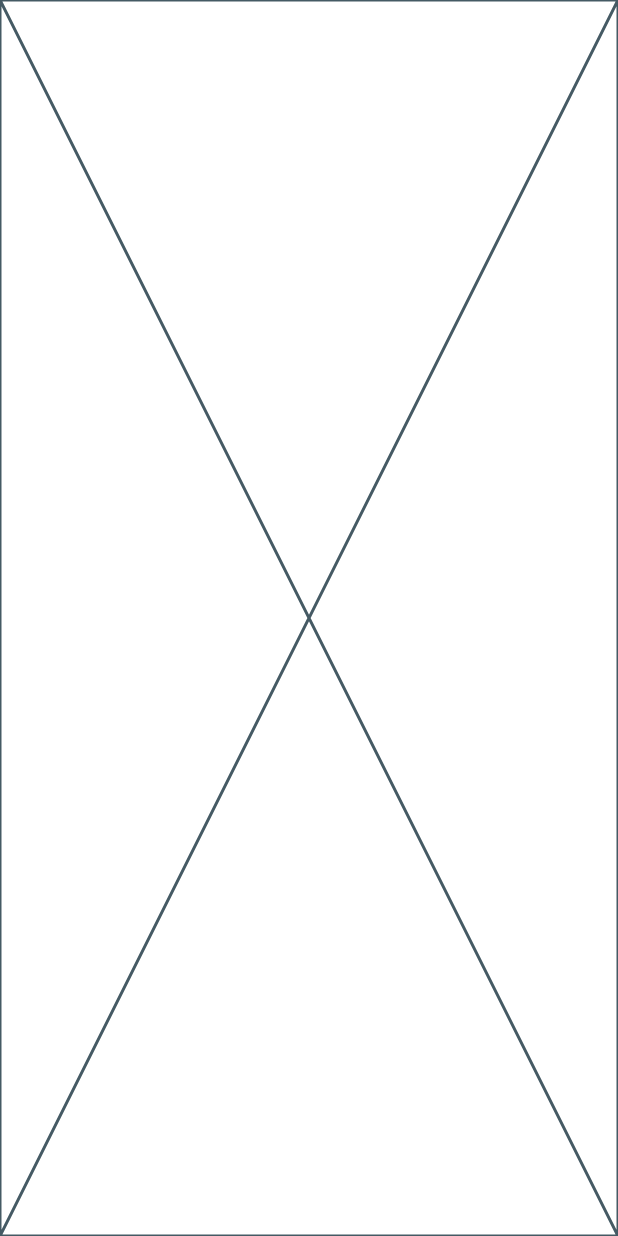
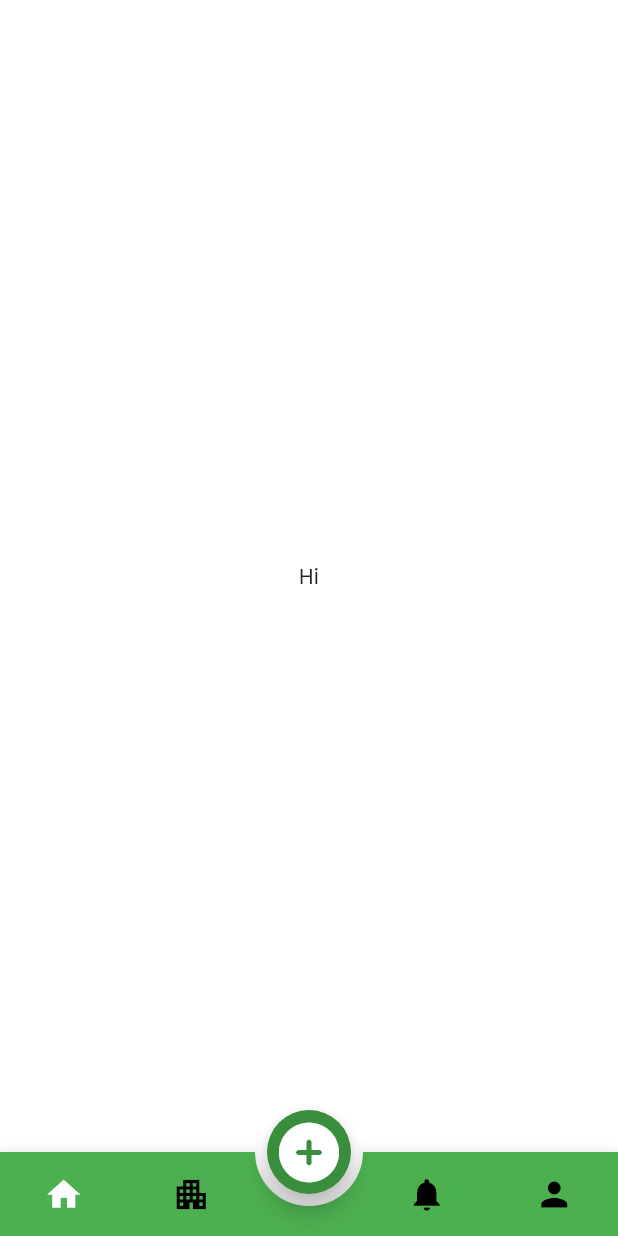
Before and after one commit to Kiran-Chaitu/GiftIt, a Flutter app: the screen it shows after launch, on a phone screen of 412 x 824 dp. Run offline on Flutter 3.47's test engine with Material 3 defaults, Android fonts, the phone set to English and light mode, and no system bars; drawn by our look-alikes of animated_bottom_navigation_bar; our stand-ins replace bloc, flutter_bloc, flutter_screenutil, font_awesome_flutter.

Commit message:
Add Bottom Nav Bar

```diff
--- /dev/null
+++ b/Frontend/giftit/lib/bloc/bottom_bar_cubit.dart
@@ -0,0 +1,9 @@
+import 'package:bloc/bloc.dart';
+
+class BottomBarCubit extends Cubit<int> {
+  BottomBarCubit() : super(0);
+
+  void changeIndex(int index) {
+    emit(index);
+  }
+}
--- a/Frontend/giftit/lib/configs/routes/routes.dart
+++ b/Frontend/giftit/lib/configs/routes/routes.dart
@@ -1,6 +1,7 @@
 import 'package:flutter/material.dart';
 import 'package:giftit/configs/routes/route_names.dart';
 import 'package:giftit/views/Bottom_Nav_Bar/bottom_nav_bar.dart';
+import 'package:giftit/views/widgets/dummy_screen.dart';
 
 class Routes {
   static Route<dynamic> generateRoute(RouteSettings settings) {
@@ -8,6 +9,9 @@ class Routes {
       case RoutesNames.home:
         return MaterialPageRoute(
             builder: (BuildContext context) => BottomNavBar());
+      case RoutesNames.dummy:
+        return MaterialPageRoute(
+            builder: (BuildContext context) => DummyScreen());
       default :
         return MaterialPageRoute(builder: (_) {
           return const Scaffold(
--- a/Frontend/giftit/lib/configs/themes/app_theme.dart
+++ b/Frontend/giftit/lib/configs/themes/app_theme.dart
@@ -28,7 +28,7 @@
     bottomNavigationBarTheme: const BottomNavigationBarThemeData(
       backgroundColor: Colors.white,
       selectedItemColor: AppColors.primaryGreen,
-        unselectedItemColor: AppColors.subtitleGray,
+      unselectedItemColor: AppColors.primaryGreen,
       selectedLabelStyle: TextStyle(fontWeight: FontWeight.w600),
       unselectedLabelStyle: TextStyle(fontWeight: FontWeight.w400),
     ),
--- a/Frontend/giftit/lib/main.dart
+++ b/Frontend/giftit/lib/main.dart
@@ -1,4 +1,6 @@
 import 'package:flutter/material.dart';
+import 'package:flutter_bloc/flutter_bloc.dart';
+import 'package:giftit/bloc/bottom_bar_cubit.dart';
 import 'package:giftit/configs/routes/route_names.dart';
 import 'package:giftit/configs/routes/routes.dart';
 import 'package:giftit/configs/themes/app_theme.dart';
@@ -11,10 +13,16 @@
   const MyApp({super.key});
   @override
   Widget build(BuildContext context) {
-    return MaterialApp(
-      theme: AppTheme.appTheme,
-      initialRoute: RoutesNames.home,
-      onGenerateRoute: Routes.generateRoute,
+    return MultiBlocProvider(
+      providers: [
+        BlocProvider(create: (_) => BottomBarCubit()),
+      ],
+      child: MaterialApp(
+        debugShowCheckedModeBanner: false,
+        theme: AppTheme.appTheme,
+        initialRoute: RoutesNames.home,
+        onGenerateRoute: Routes.generateRoute,
+      ),
     );
   }
 }
--- a/Frontend/giftit/lib/views/Bottom_Nav_Bar/bottom_nav_bar.dart
+++ b/Frontend/giftit/lib/views/Bottom_Nav_Bar/bottom_nav_bar.dart
@@ -1,4 +1,11 @@
+import 'package:animated_bottom_navigation_bar/animated_bottom_navigation_bar.dart';
 import 'package:flutter/material.dart';
+import 'package:flutter_bloc/flutter_bloc.dart';
+import 'package:font_awesome_flutter/font_awesome_flutter.dart';
+import 'package:giftit/bloc/bottom_bar_cubit.dart';
+import 'package:giftit/configs/colors/app_colors.dart';
+import 'package:giftit/configs/routes/route_names.dart';
+import 'package:giftit/views/NGO/ngo_screen.dart';
 
 class BottomNavBar extends StatefulWidget {
   const BottomNavBar({super.key});
@@ -8,8 +15,63 @@ class BottomNavBar extends StatefulWidget {
 }
 
 class _BottomNavBarState extends State<BottomNavBar> {
+  final List<Widget> screens = const [
+    NgoScreen(),
+    NgoScreen(),
+    NgoScreen(),
+    NgoScreen(),
+  ];
+  final List<IconData> icons = const [
+    Icons.home,
+    Icons.apartment,
+    Icons.notifications,
+    Icons.person,
+  ];
+
   @override
   Widget build(BuildContext context) {
-    return const Placeholder();
+    return Scaffold(
+      body: BlocBuilder<BottomBarCubit, int>(builder: (context, currentIndex) {
+        // return IndexedStack(
+        //   index: currentIndex,
+        //   children: screens,
+        // );
+        return Center(child: Text('Hi'));
+      }),
+      bottomNavigationBar: BlocBuilder<BottomBarCubit, int>(
+        builder: (context, currentIndex) {
+          return AnimatedBottomNavigationBar(
+            splashColor: Colors.transparent,
+            splashRadius: 0,
+            activeColor: Colors.white,
+            iconSize: 26,
+            backgroundColor: AppColors.primaryGreen,
+            icons: icons,
+            activeIndex: currentIndex,
+            onTap: (index) {
+              context.read<BottomBarCubit>().changeIndex(index);
+            },
+            notchSmoothness: NotchSmoothness.smoothEdge,
+            gapLocation: GapLocation.center,
+            // leftCornerRadius: 12,
+            // rightCornerRadius: 12,
+          );
+        },
+      ),
+      floatingActionButton: FloatingActionButton(
+        shape: const CircleBorder(),
+        onPressed: () {
+          Navigator.pushNamed(context, RoutesNames.dummy);
+        },
+        backgroundColor: AppColors.darkGreen,
+        mini: false,
+        child: FaIcon(
+          FontAwesomeIcons.circlePlus,
+          size: 40,
+          color: Colors.white,
+        ),
+      ),
+      floatingActionButtonLocation: FloatingActionButtonLocation.centerDocked,
+    );
   }
 }
--- a/Frontend/giftit/pubspec.yaml
+++ b/Frontend/giftit/pubspec.yaml
@@ -42,6 +42,7 @@ dependencies:
   cached_network_image: ^3.4.1
   loading_animation_widget: ^1.3.0
   flutter_dotenv: ^5.2.1
+  animated_bottom_navigation_bar: ^1.4.0
 
 
 dev_dependencies:
```
Also changed, not shown: Frontend/giftit/lib/views/NGO/ngo_screen.dart (added, +17 -0 lines), Frontend/giftit/lib/views/widgets/dummy_screen.dart (added, +17 -0 lines), Frontend/giftit/pubspec.lock. Lines whose indentation alone changed are shown as unchanged.
